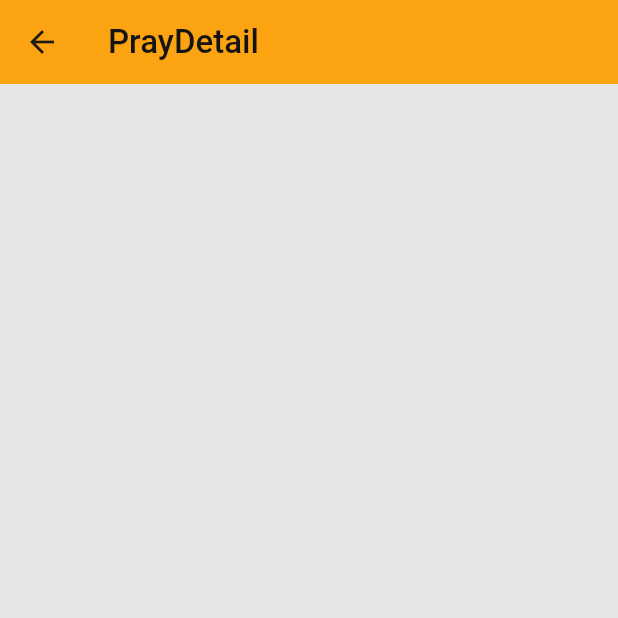
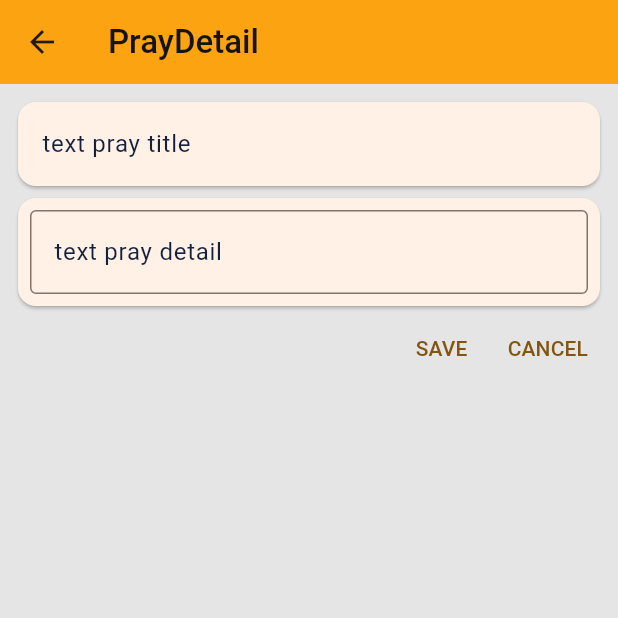
Before and after one commit to minbbal/mylist_app, a Flutter app: the PrayDetail screen opened by its route, on a phone screen of 412 x 824 dp, the top half of it. Run offline on Flutter 3.47's test engine with Material 3 defaults, Android fonts, the phone set to English and light mode, and no system bars.

Commit message:
상세 페이지 수정중

```diff
--- a/lib/prayDetail.dart
+++ b/lib/prayDetail.dart
@@ -1,6 +1,7 @@
 // ignore_for_file: file_names
 
 import 'package:flutter/material.dart';
+import 'package:flutter/widgets.dart';
 
 class PrayDetail extends StatefulWidget {
   final String title;
@@ -25,13 +26,44 @@ class _PrayDetailState extends State<PrayDetail> {
       ),
       body: Padding(
         padding: EdgeInsets.all(8.0),
-        child: ListView(
-          children: [
-            Column(
-                mainAxisAlignment: MainAxisAlignment.center,
-                children: <Widget>[]),
-          ],
-        ),
+        child: Column(
+            mainAxisAlignment: MainAxisAlignment.start,
+            children: <Widget>[
+              Card(
+                child: Padding(
+                  padding: EdgeInsets.fromLTRB(16, 4, 16, 4),
+                  child: TextField(
+                    decoration: InputDecoration(
+                        hintText: 'text pray title',
+                        labelStyle: TextStyle(color: Color(0xFF14213D)),
+                        hintStyle: TextStyle(color: Color(0xFF14213D)),
+                        errorStyle: TextStyle(color: Color(0xFF14213D)),
+                        enabledBorder: InputBorder.none,
+                        focusedBorder: InputBorder.none),
+                  ),
+                ),
+              ),
+              Card(
+                child: Padding(
+                  padding: EdgeInsets.all(8.0),
+                  child: TextField(
+                      keyboardType: TextInputType.multiline,
+                      maxLines: null,
+                      decoration: InputDecoration(
+                          border: OutlineInputBorder(),
+                          labelText: 'text pray detail',
+                          labelStyle: TextStyle(color: Color(0xFF14213D)))),
+                ),
+              ),
+              Row(
+                mainAxisAlignment: MainAxisAlignment.end,
+                crossAxisAlignment: CrossAxisAlignment.end,
+                children: [
+                  TextButton(onPressed: () {}, child: Text('SAVE')),
+                  TextButton(onPressed: () {}, child: Text('CANCEL')),
+                ],
+              )
+            ]),
       ),
     );
   }
```
